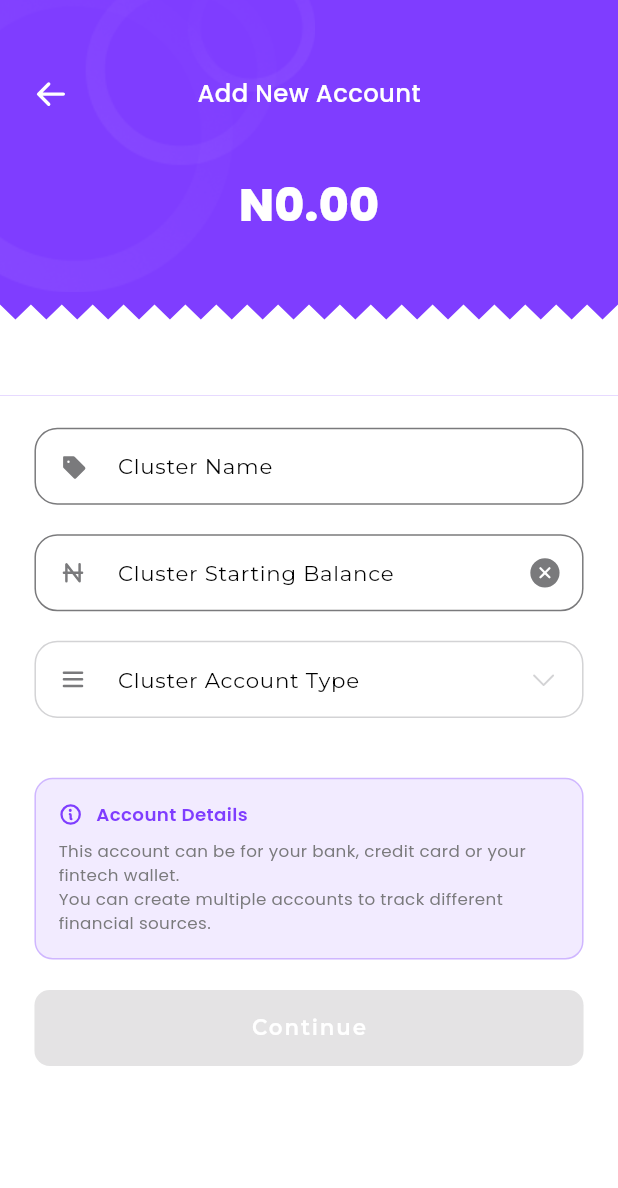
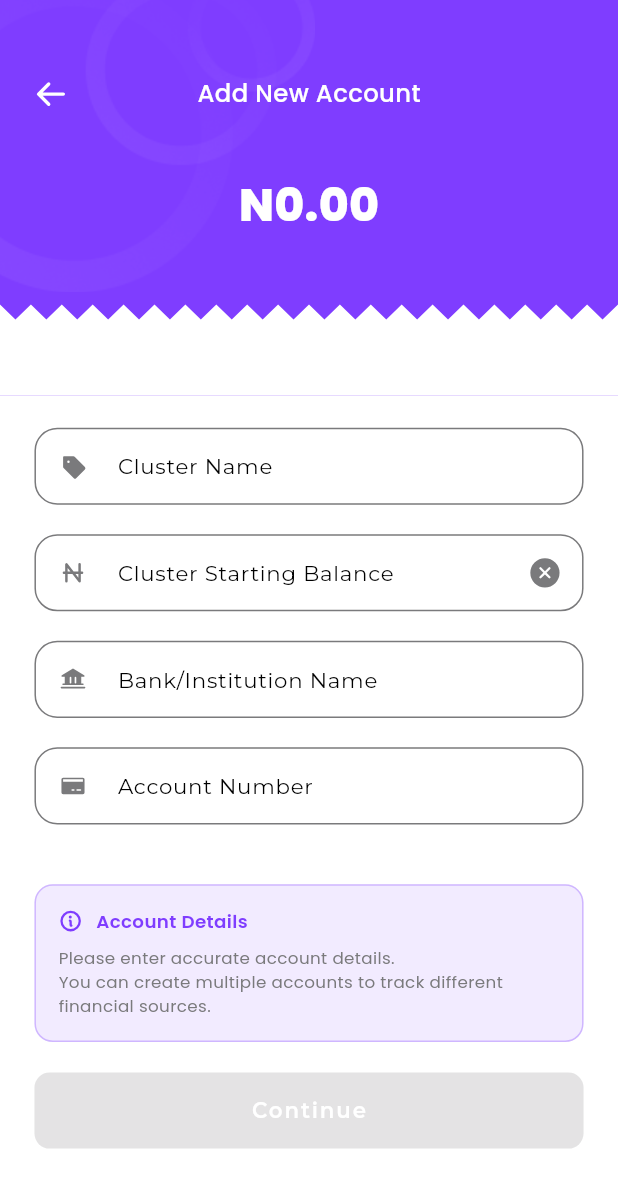
Before and after one commit to DannylSyph3r/montra-expense-tracker, a Flutter app: the NewAccountView screen opened directly, on a phone screen of 412 x 824 dp. Shown: the top 1188 px of the screen. Run offline on Flutter 3.47's test engine with Material 3 defaults, Android fonts, the phone set to English and light mode, and no system bars; our stand-ins replace another_flushbar, badges, bloc, dotted_border, equatable, file_picker and 14 more.

Commit message:
Cluster setup changes as well as a Date Time selector update on the Add transaction view

```diff
--- a/lib/features/onboarding/views/new_account_view.dart
+++ b/lib/features/onboarding/views/new_account_view.dart
@@ -28,25 +28,12 @@ class _NewAccountViewState extends State<NewAccountView> {
   final TextEditingController _clusterNameController = TextEditingController();
   final TextEditingController _clusterStartingAmountController =
       TextEditingController();
-  final TextEditingController _clusterTypeController = TextEditingController();
+  final TextEditingController _bankInstitutionController =
+      TextEditingController();
+  final TextEditingController _accountNumberController =
+      TextEditingController();
 
-  final ValueNotifier<String> _balanceNotifier =
-      ValueNotifier<String>("0.00");
-
-  final List<Map<String, dynamic>> accountTypes = [
-    {
-      'icon': PhosphorIconsFill.bank,
-      'label': 'Bank',
-    },
-    {
-      'icon': PhosphorIconsFill.cardholder,
-      'label': 'Card',
-    },
-    {
-      'icon': PhosphorIconsFill.wallet,
-      'label': 'Fintech Wallet',
-    },
-  ];
+  final ValueNotifier<String> _balanceNotifier = ValueNotifier<String>("0.00");
 
   @override
   void initState() {
@@ -58,7 +45,8 @@ class _NewAccountViewState extends State<NewAccountView> {
   void dispose() {
     _clusterNameController.dispose();
     _clusterStartingAmountController.dispose();
-    _clusterTypeController.dispose();
+    _bankInstitutionController.dispose();
+    _accountNumberController.dispose();
     _balanceNotifier.dispose();
     super.dispose();
   }
@@ -226,38 +214,12 @@ class _NewAccountViewState extends State<NewAccountView> {
                               ),
                               10.sbH,
 
-                              // Account Type Selection
+                              // Bank/Institution Name Input
                               TextInputWidget(
-                                onTap: () {
-                                  showCustomModal(context,
-                                      modalHeight: 230.h,
-                                      child: ListView.builder(
-                                        padding: 15.padH,
-                                        shrinkWrap: true,
-                                        itemCount: accountTypes.length,
-                                        itemBuilder: (context, index) {
-                                          return OptionSelectionListTile(
-                                            leadingIcon: accountTypes[index]
-                                                ['icon'] as IconData,
-                                            interactiveTrailing: false,
-                                            titleFontSize: 15.sp,
-                                            titleLabel: accountTypes[index]
-                                                ['label'] as String,
-                                            onTileTap: () {
-                                              _clusterTypeController.text =
-                                                  accountTypes[index]['label']
-                                                      as String;
-                                              goBack(context);
-                                            },
-                                          );
-                                        },
-                                      ));
-                                },
-                                isTextFieldEnabled: false,
+                                maxLength: 50,
+                                hintText: "Bank/Institution Name",
                                 hintTextSize: 14.sp,
                                 inputtedTextSize: 14.sp,
-                                hintText: AppTexts.clusterAccountType,
-                                controller: _clusterTypeController,
                                 prefix: Padding(
                                   padding: 12.5.padA,
                                   child: Container(
@@ -268,17 +230,43 @@ class _NewAccountViewState extends State<NewAccountView> {
                                         child: Padding(
                                             padding: 4.0.padH,
                                             child: Icon(
-                                              PhosphorIconsBold.list,
+                                              PhosphorIconsFill.bank,
                                               color: Palette.greyColor,
                                               size: 20.h,
                                             ))),
                                   ),
                                 ),
-                                suffixIcon: Padding(
-                                  padding: 15.padH,
-                                  child: Icon(PhosphorIconsRegular.caretDown,
-                                      size: 20.h, color: Palette.textFieldGrey),
+                                controller: _bankInstitutionController,
+                              ),
+                              10.sbH,
+
+                              // Account Number Input
+                              TextInputWidget(
+                                maxLength: 20,
+                                hintText: "Account Number",
+                                hintTextSize: 14.sp,
+                                inputtedTextSize: 14.sp,
+                                keyboardType: TextInputType.number,
+                                inputFormatters: [
+                                  FilteringTextInputFormatter.digitsOnly,
+                                ],
+                                prefix: Padding(
+                                  padding: 12.5.padA,
+                                  child: Container(
+                                    decoration: const BoxDecoration(),
+                                    height: 26.h,
+                                    width: 26.h,
+                                    child: Center(
+                                        child: Padding(
+                                            padding: 4.0.padH,
+                                            child: Icon(
+                                              PhosphorIconsFill.creditCard,
+                                              color: Palette.greyColor,
+                                              size: 20.h,
+                                            ))),
+                                  ),
                                 ),
+                                controller: _accountNumberController,
                               ),
                               30.sbH,
 
@@ -311,7 +299,7 @@ class _NewAccountViewState extends State<NewAccountView> {
                                       ],
                                     ),
                                     8.sbH,
-                                    "This account can be for your bank, credit card or your fintech wallet."
+                                    "Please enter accurate account details."
                                         .txt(
                                             size: 11.sp,
                                             color: Palette.greyColor),
@@ -329,14 +317,17 @@ class _NewAccountViewState extends State<NewAccountView> {
                                 listenable: Listenable.merge([
                                   _clusterNameController,
                                   _clusterStartingAmountController,
-                                  _clusterTypeController,
+                                  _bankInstitutionController,
+                                  _accountNumberController,
                                 ]),
                                 builder: (context, child) {
                                   final isEnabled = _clusterNameController
                                           .text.isNotEmpty &&
                                       _clusterStartingAmountController
                                           .text.isNotEmpty &&
-                                      _clusterTypeController.text.isNotEmpty;
+                                      _bankInstitutionController
+                                          .text.isNotEmpty &&
+                                      _accountNumberController.text.isNotEmpty;
 
                                   return AppButton(
                                     isEnabled: isEnabled,
@@ -345,7 +336,8 @@ class _NewAccountViewState extends State<NewAccountView> {
                                     onTap: () {
                                       goTo(
                                           context: context,
-                                          view: const ClusterConfirmationView());
+                                          view:
+                                              const ClusterConfirmationView());
                                     },
                                   );
                                 },
--- a/lib/shared/app_texts.dart
+++ b/lib/shared/app_texts.dart
@@ -36,7 +36,7 @@ abstract class AppTexts {
   static const String clusterMainInstruction1 =
       'Let’s setup your Account cluster!';
   static const String clusterMainInstruction2 =
-      'This Account can be for your bank, credit card or your fintech wallet.';
+      'Hey Friend, you will need to enter your financial account details to start tracking your money effectively';
 
   //! Main App
   static const String invoiceAttachementInstructions =
```
Also changed, not shown: lib/features/finances/views/finance_view.dart (+22 -19 lines), lib/features/transactions/views/add_transaction_view.dart (+76 -7 lines).
